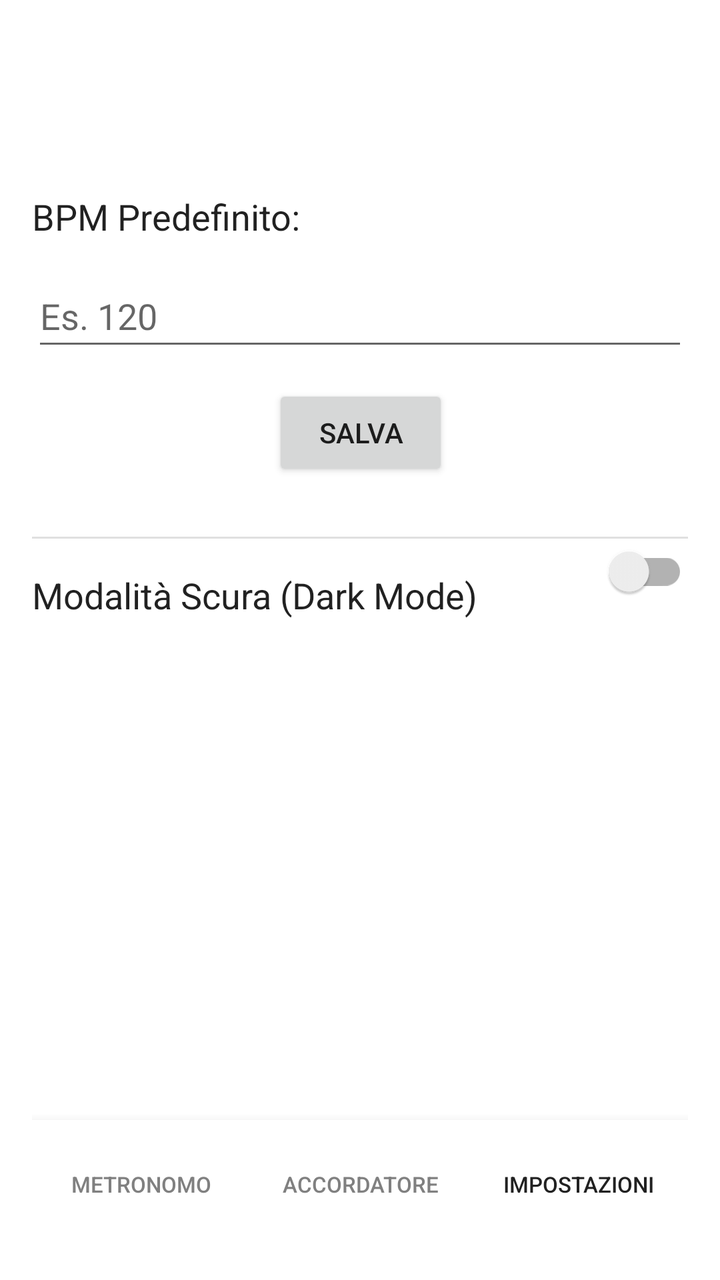
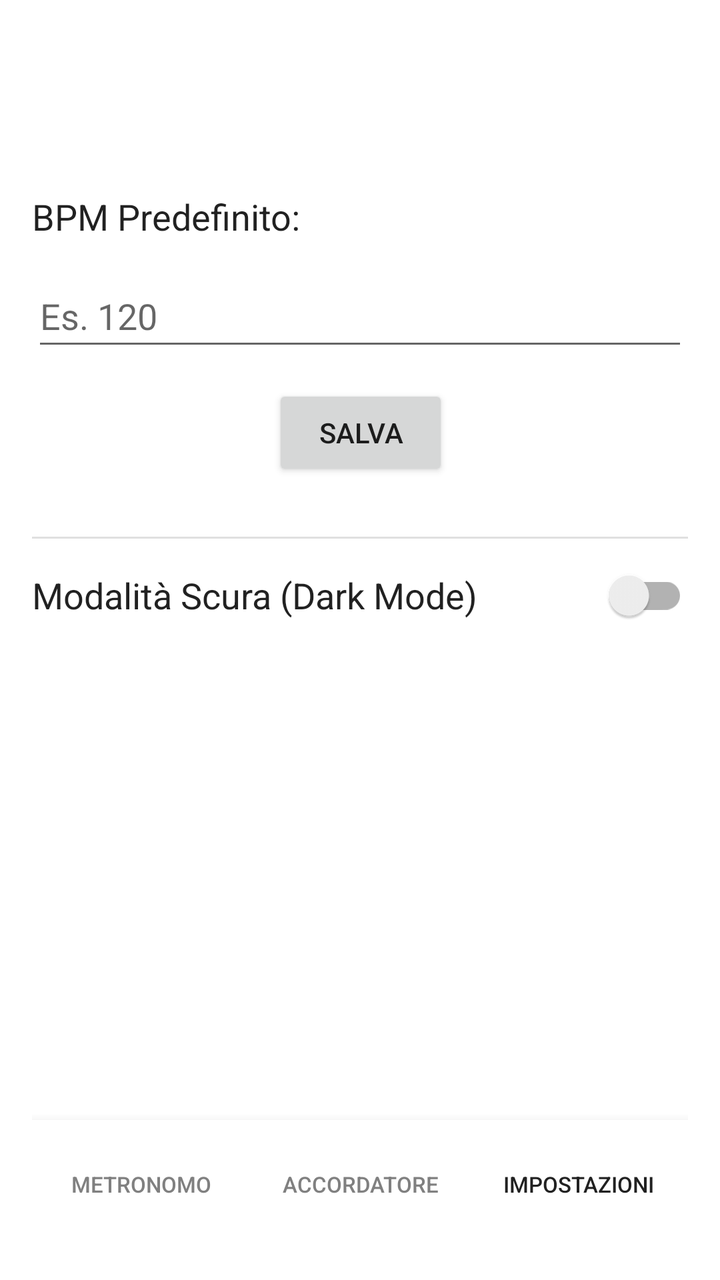

Before-and-after screenshots of an Android layout around one commit, followed by the original layout XML and the change that was made.
<!-- AndroidManifest.xml: application theme Theme.MetronomeTuner -->
<!-- res/layout/activity_impostazioni.xml -->
<?xml version="1.0" encoding="utf-8"?>
<androidx.constraintlayout.widget.ConstraintLayout xmlns:android="http://schemas.android.com/apk/res/android"
    xmlns:app="http://schemas.android.com/apk/res-auto"
    xmlns:tools="http://schemas.android.com/tools"
    android:layout_width="match_parent"
    android:layout_height="match_parent"
    android:background="?attr/colorSurface"
    android:padding="16dp"
    tools:context=".ImpostazioniActivity"
    tools:layout_editor_absoluteX="0dp"
    tools:layout_editor_absoluteY="3dp">

    <TextView
        android:id="@+id/label_bpm"
        android:layout_width="wrap_content"
        android:layout_height="wrap_content"
        android:layout_marginTop="80dp"
        android:text="BPM Predefinito:"
        android:textColor="?android:attr/textColorPrimary"
        android:textSize="18sp"
        app:layout_constraintStart_toStartOf="parent"
        app:layout_constraintTop_toTopOf="parent" />

    <Button
        android:id="@+id/btn_save_settings"
        android:layout_width="wrap_content"
        android:layout_height="wrap_content"
        android:layout_marginTop="12dp"
        android:text="SALVA"
        app:layout_constraintEnd_toEndOf="parent"
        app:layout_constraintHorizontal_bias="0.501"
        app:layout_constraintStart_toStartOf="parent"
        app:layout_constraintTop_toBottomOf="@+id/input_default_bpm" />

    <View
        android:id="@+id/divider_middle"
        android:layout_width="match_parent"
        android:layout_height="1dp"
        android:layout_marginTop="28dp"
        android:background="?android:attr/listDivider"
        app:layout_constraintTop_toBottomOf="@id/btn_save_settings"
        tools:layout_editor_absoluteX="16dp" />

    <TextView
        android:id="@+id/label_theme"
        android:layout_width="0dp"
        android:layout_height="wrap_content"
        android:layout_marginTop="16dp"
        android:layout_marginEnd="16dp"
        android:text="Modalità Scura (Dark Mode)"
        android:textColor="?android:attr/textColorPrimary"
        android:textSize="18sp"
        app:layout_constraintEnd_toStartOf="@+id/switch_dark_mode"
        app:layout_constraintHorizontal_bias="0.0"
        app:layout_constraintStart_toStartOf="parent"
        app:layout_constraintTop_toBottomOf="@id/divider_middle" />

    <androidx.appcompat.widget.SwitchCompat
        android:id="@+id/switch_dark_mode"
        android:layout_width="wrap_content"
        android:layout_height="wrap_content"
        app:layout_constraintBottom_toBottomOf="@id/label_theme"
        app:layout_constraintEnd_toEndOf="parent"
        app:layout_constraintTop_toTopOf="@id/label_theme"
        app:layout_constraintVertical_bias="1.0" />

    <EditText
        android:id="@+id/input_default_bpm"
        android:layout_width="0dp"
        android:layout_height="wrap_content"
        android:layout_marginTop="12dp"
        android:hint="Es. 120"
        android:inputType="number"
        android:maxLength="3"
        android:minHeight="48dp"
        android:textColor="?android:attr/textColorPrimary"
        app:layout_constraintEnd_toEndOf="parent"
        app:layout_constraintHorizontal_bias="0.0"
        app:layout_constraintStart_toStartOf="parent"
        app:layout_constraintTop_toBottomOf="@+id/label_bpm" />

    <LinearLayout
        android:id="@+id/bottom_navigation_bar"
        android:layout_width="0dp"
        android:layout_height="wrap_content"
        android:background="?attr/colorSurface"
        android:elevation="8dp"
        android:orientation="horizontal"
        android:paddingTop="8dp"
        android:paddingBottom="8dp"
        app:layout_constraintBottom_toBottomOf="parent"
        app:layout_constraintEnd_toEndOf="parent"
        app:layout_constraintStart_toStartOf="parent">

        <Button
            android:id="@+id/btn_to_metronome"
            style="@style/Widget.AppCompat.Button.Borderless"
            android:layout_width="0dp"
            android:layout_height="wrap_content"
            android:layout_weight="1"
            android:text="Metronomo"
            android:textSize="11sp"
            android:textColor="@color/gray_medium"/>

        <Button
            android:id="@+id/btn_to_tuner"
            style="@style/Widget.AppCompat.Button.Borderless"
            android:layout_width="0dp"
            android:layout_height="wrap_content"
            android:layout_weight="1"
            android:text="Accordatore"
            android:textSize="11sp"
            android:textColor="@color/gray_medium" />

        <Button
            android:id="@+id/btn_to_settings"
            style="@style/Widget.AppCompat.Button.Borderless"
            android:layout_width="0dp"
            android:layout_height="wrap_content"
            android:layout_weight="1"
            android:text="Impostazioni"
            android:textSize="11sp"
            android:textColor="?attr/colorPrimary" />
    </LinearLayout>

</androidx.constraintlayout.widget.ConstraintLayout>
<!-- resources referenced by this layout -->
<resources>
  <color name="gray_medium">#FF808080</color>
  <style name="Theme.MetronomeTuner" parent="Theme.MaterialComponents.DayNight.DarkActionBar" />
</resources>

<!-- the commit's change to res/layout/activity_impostazioni.xml (unified diff, before → after) -->
@@ -62,7 +62,7 @@
         app:layout_constraintBottom_toBottomOf="@id/label_theme"
         app:layout_constraintEnd_toEndOf="parent"
         app:layout_constraintTop_toTopOf="@id/label_theme"
-        app:layout_constraintVertical_bias="1.0" />
+        app:layout_constraintVertical_bias="0.5" />
 
     <EditText
         android:id="@+id/input_default_bpm"
